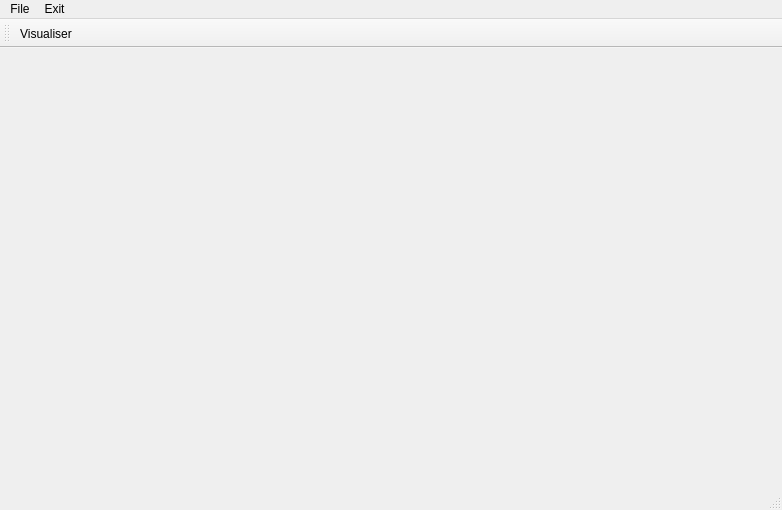
This is src/gui/mainwindow.ui in AfexGenesis/atomizer as Qt 5 draws it before an edit. The edited form follows.
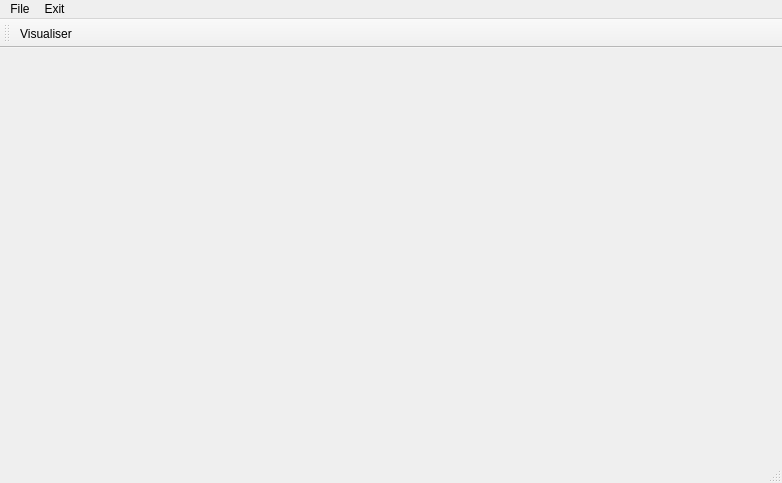
This is the edited form. Icons and pictures are not drawn.

What changed in the file:
```diff
--- a/src/gui/mainwindow.ui
+++ b/src/gui/mainwindow.ui
@@ -7,7 +7,7 @@
     <x>0</x>
     <y>0</y>
     <width>782</width>
-    <height>510</height>
+    <height>483</height>
    </rect>
   </property>
   <property name="windowTitle">
```
Left out of the diff: 2 changed lines with no effect on the pictures.
